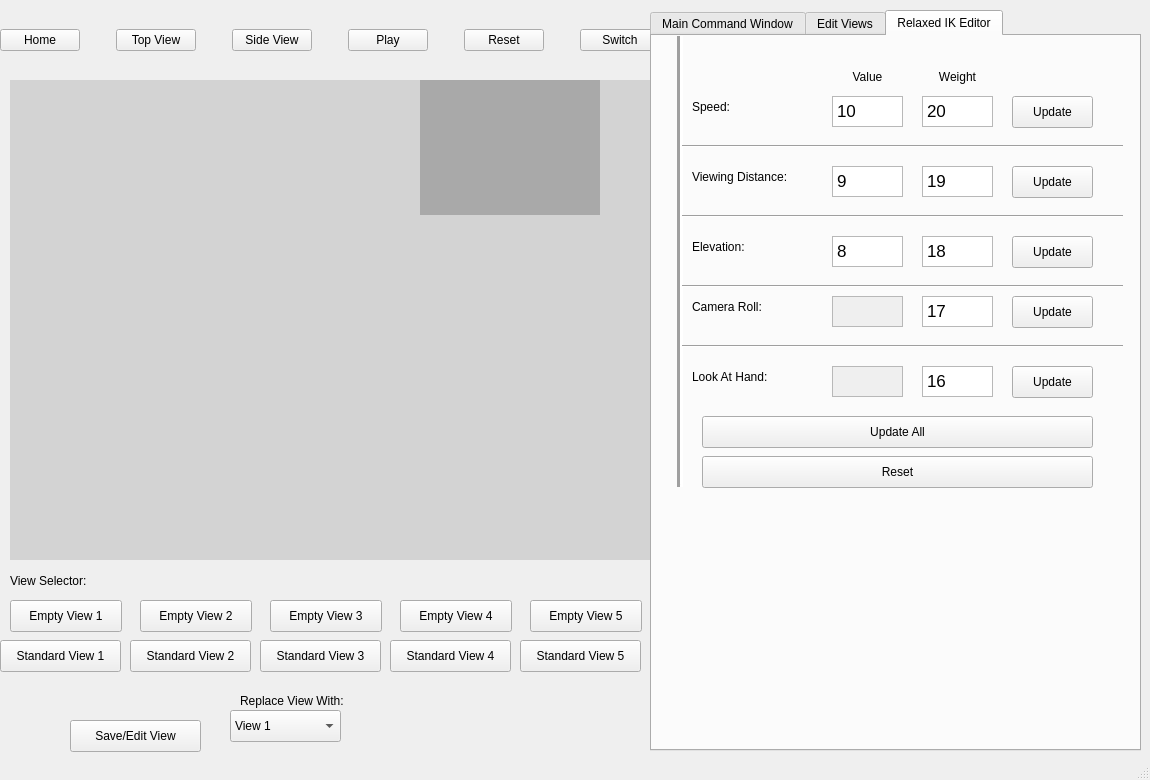
This is mainwindow.ui in swhiteinventor/CameraInterfaceV1 as Qt 5 draws it before an edit. The edited form follows.
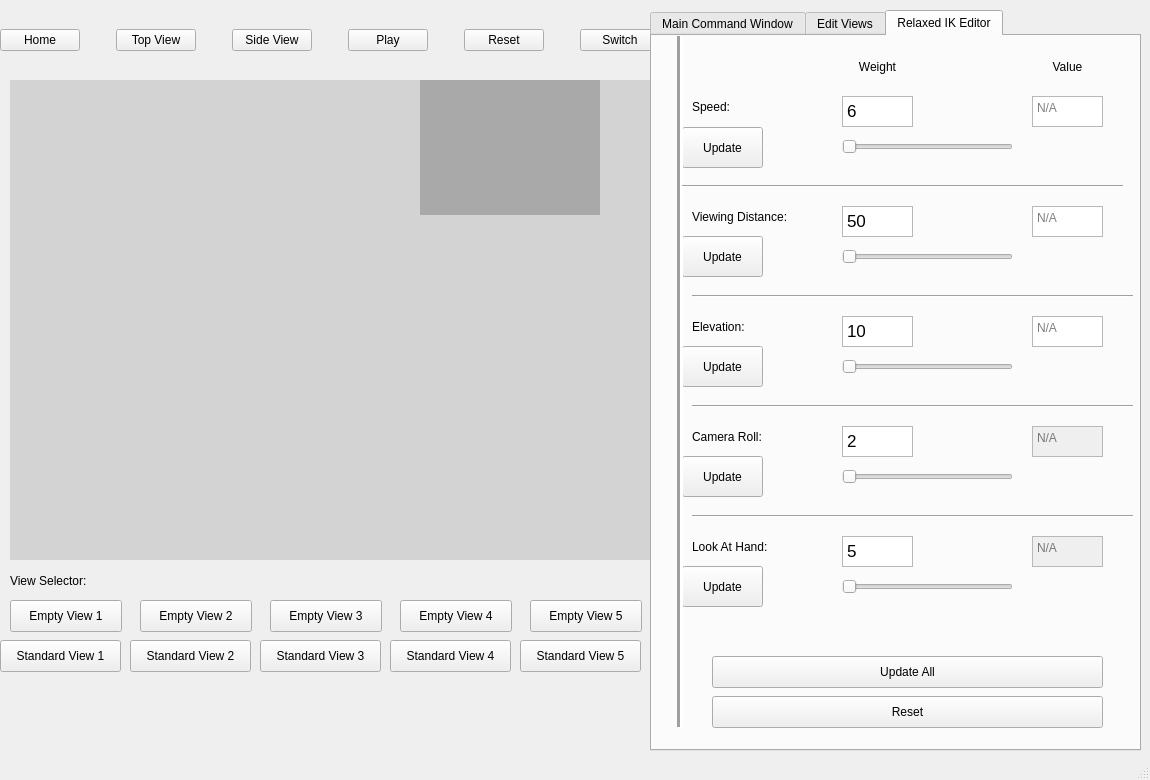
This is the edited form. The open tabs and pages were chosen to show the change. Custom widgets are drawn as their Qt base class.

Commit message: Pitch and Yaw switched, Sliders added to IK Tab

Diff of the .ui file:
```diff
--- a/mainwindow.ui
+++ b/mainwindow.ui
@@ -1539,7 +1539,7 @@
      <widget class="QTextEdit" name="SpeedVal_textEdit">
       <property name="geometry">
        <rect>
-        <x>180</x>
+        <x>380</x>
         <y>60</y>
         <width>71</width>
         <height>31</height>
@@ -1550,14 +1550,17 @@
 &lt;html&gt;&lt;head&gt;&lt;meta name=&quot;qrichtext&quot; content=&quot;1&quot; /&gt;&lt;style type=&quot;text/css&quot;&gt;
 p, li { white-space: pre-wrap; }
 &lt;/style&gt;&lt;/head&gt;&lt;body style=&quot; font-family:'.AppleSystemUIFont'; font-size:13pt; font-weight:400; font-style:normal;&quot;&gt;
-&lt;p style=&quot; margin-top:0px; margin-bottom:0px; margin-left:0px; margin-right:0px; -qt-block-indent:0; text-indent:0px;&quot;&gt;&lt;span style=&quot; font-family:'.AppleSystemUIFont';&quot;&gt;10&lt;/span&gt;&lt;/p&gt;&lt;/body&gt;&lt;/html&gt;</string>
+&lt;p style=&quot;-qt-paragraph-type:empty; margin-top:0px; margin-bottom:0px; margin-left:0px; margin-right:0px; -qt-block-indent:0; text-indent:0px; font-family:'.AppleSystemUIFont';&quot;&gt;&lt;br /&gt;&lt;/p&gt;&lt;/body&gt;&lt;/html&gt;</string>
+      </property>
+      <property name="placeholderText">
+       <string>N/A</string>
       </property>
      </widget>
      <widget class="QLabel" name="label_2">
       <property name="geometry">
        <rect>
-        <x>180</x>
-        <y>30</y>
+        <x>380</x>
+        <y>20</y>
         <width>71</width>
         <height>21</height>
        </rect>
@@ -1572,8 +1575,8 @@
      <widget class="QLabel" name="label_3">
       <property name="geometry">
        <rect>
-        <x>270</x>
-        <y>30</y>
+        <x>190</x>
+        <y>20</y>
         <width>71</width>
         <height>21</height>
        </rect>
@@ -1588,7 +1591,7 @@
      <widget class="QTextEdit" name="SpeedWeight_textEdit">
       <property name="geometry">
        <rect>
-        <x>270</x>
+        <x>190</x>
         <y>60</y>
         <width>71</width>
         <height>31</height>
@@ -1599,14 +1602,14 @@
 &lt;html&gt;&lt;head&gt;&lt;meta name=&quot;qrichtext&quot; content=&quot;1&quot; /&gt;&lt;style type=&quot;text/css&quot;&gt;
 p, li { white-space: pre-wrap; }
 &lt;/style&gt;&lt;/head&gt;&lt;body style=&quot; font-family:'.AppleSystemUIFont'; font-size:13pt; font-weight:400; font-style:normal;&quot;&gt;
-&lt;p style=&quot; margin-top:0px; margin-bottom:0px; margin-left:0px; margin-right:0px; -qt-block-indent:0; text-indent:0px;&quot;&gt;&lt;span style=&quot; font-family:'.AppleSystemUIFont';&quot;&gt;20&lt;/span&gt;&lt;/p&gt;&lt;/body&gt;&lt;/html&gt;</string>
+&lt;p style=&quot; margin-top:0px; margin-bottom:0px; margin-left:0px; margin-right:0px; -qt-block-indent:0; text-indent:0px;&quot;&gt;&lt;span style=&quot; font-family:'.AppleSystemUIFont';&quot;&gt;6&lt;/span&gt;&lt;/p&gt;&lt;/body&gt;&lt;/html&gt;</string>
       </property>
      </widget>
      <widget class="QPushButton" name="ResetVar_pushButton">
       <property name="geometry">
        <rect>
-        <x>50</x>
-        <y>420</y>
+        <x>60</x>
+        <y>660</y>
         <width>391</width>
         <height>32</height>
        </rect>
@@ -1618,10 +1621,10 @@
      <widget class="QPushButton" name="SpeedUpdate_pushButton">
       <property name="geometry">
        <rect>
-        <x>360</x>
-        <y>60</y>
+        <x>30</x>
+        <y>91</y>
         <width>81</width>
-        <height>32</height>
+        <height>41</height>
        </rect>
       </property>
       <property name="text">
@@ -1631,8 +1634,8 @@
      <widget class="QPushButton" name="UpdateAllVars_pushButton">
       <property name="geometry">
        <rect>
-        <x>50</x>
-        <y>380</y>
+        <x>60</x>
+        <y>620</y>
         <width>391</width>
         <height>32</height>
        </rect>
@@ -1645,7 +1648,7 @@
       <property name="geometry">
        <rect>
         <x>40</x>
-        <y>130</y>
+        <y>170</y>
         <width>111</width>
         <height>21</height>
        </rect>
@@ -1674,7 +1677,7 @@
       <property name="geometry">
        <rect>
         <x>40</x>
-        <y>200</y>
+        <y>280</y>
         <width>111</width>
         <height>21</height>
        </rect>
@@ -1690,7 +1693,7 @@
       <property name="geometry">
        <rect>
         <x>40</x>
-        <y>260</y>
+        <y>390</y>
         <width>111</width>
         <height>21</height>
        </rect>
@@ -1706,7 +1709,7 @@
       <property name="geometry">
        <rect>
         <x>40</x>
-        <y>330</y>
+        <y>500</y>
         <width>111</width>
         <height>21</height>
        </rect>
@@ -1721,8 +1724,8 @@
      <widget class="QTextEdit" name="ViewingVal_textEdit">
       <property name="geometry">
        <rect>
-        <x>180</x>
-        <y>130</y>
+        <x>380</x>
+        <y>170</y>
         <width>71</width>
         <height>31</height>
        </rect>
@@ -1732,14 +1735,17 @@
 &lt;html&gt;&lt;head&gt;&lt;meta name=&quot;qrichtext&quot; content=&quot;1&quot; /&gt;&lt;style type=&quot;text/css&quot;&gt;
 p, li { white-space: pre-wrap; }
 &lt;/style&gt;&lt;/head&gt;&lt;body style=&quot; font-family:'.AppleSystemUIFont'; font-size:13pt; font-weight:400; font-style:normal;&quot;&gt;
-&lt;p style=&quot; margin-top:0px; margin-bottom:0px; margin-left:0px; margin-right:0px; -qt-block-indent:0; text-indent:0px;&quot;&gt;&lt;span style=&quot; font-family:'.AppleSystemUIFont';&quot;&gt;9&lt;/span&gt;&lt;/p&gt;&lt;/body&gt;&lt;/html&gt;</string>
+&lt;p style=&quot;-qt-paragraph-type:empty; margin-top:0px; margin-bottom:0px; margin-left:0px; margin-right:0px; -qt-block-indent:0; text-indent:0px; font-family:'.AppleSystemUIFont';&quot;&gt;&lt;br /&gt;&lt;/p&gt;&lt;/body&gt;&lt;/html&gt;</string>
+      </property>
+      <property name="placeholderText">
+       <string>N/A</string>
       </property>
      </widget>
      <widget class="QTextEdit" name="ElevationVal_textEdit">
       <property name="geometry">
        <rect>
-        <x>180</x>
-        <y>200</y>
+        <x>380</x>
+        <y>280</y>
         <width>71</width>
         <height>31</height>
        </rect>
@@ -1749,7 +1755,10 @@
 &lt;html&gt;&lt;head&gt;&lt;meta name=&quot;qrichtext&quot; content=&quot;1&quot; /&gt;&lt;style type=&quot;text/css&quot;&gt;
 p, li { white-space: pre-wrap; }
 &lt;/style&gt;&lt;/head&gt;&lt;body style=&quot; font-family:'.AppleSystemUIFont'; font-size:13pt; font-weight:400; font-style:normal;&quot;&gt;
-&lt;p style=&quot; margin-top:0px; margin-bottom:0px; margin-left:0px; margin-right:0px; -qt-block-indent:0; text-indent:0px;&quot;&gt;&lt;span style=&quot; font-family:'.AppleSystemUIFont';&quot;&gt;8&lt;/span&gt;&lt;/p&gt;&lt;/body&gt;&lt;/html&gt;</string>
+&lt;p style=&quot;-qt-paragraph-type:empty; margin-top:0px; margin-bottom:0px; margin-left:0px; margin-right:0px; -qt-block-indent:0; text-indent:0px; font-family:'.AppleSystemUIFont';&quot;&gt;&lt;br /&gt;&lt;/p&gt;&lt;/body&gt;&lt;/html&gt;</string>
+      </property>
+      <property name="placeholderText">
+       <string>N/A</string>
       </property>
      </widget>
      <widget class="QTextEdit" name="RollVal_textEdit">
@@ -1758,8 +1767,8 @@
       </property>
       <property name="geometry">
        <rect>
-        <x>180</x>
-        <y>260</y>
+        <x>380</x>
+        <y>390</y>
         <width>71</width>
         <height>31</height>
        </rect>
@@ -1771,6 +1780,9 @@
 &lt;/style&gt;&lt;/head&gt;&lt;body style=&quot; font-family:'.AppleSystemUIFont'; font-size:13pt; font-weight:400; font-style:normal;&quot;&gt;
 &lt;p style=&quot;-qt-paragraph-type:empty; margin-top:0px; margin-bottom:0px; margin-left:0px; margin-right:0px; -qt-block-indent:0; text-indent:0px; font-family:'.AppleSystemUIFont';&quot;&gt;&lt;br /&gt;&lt;/p&gt;&lt;/body&gt;&lt;/html&gt;</string>
       </property>
+      <property name="placeholderText">
+       <string>N/A</string>
+      </property>
      </widget>
      <widget class="QTextEdit" name="HandVal_textEdit">
       <property name="enabled">
@@ -1778,8 +1790,8 @@
       </property>
       <property name="geometry">
        <rect>
-        <x>180</x>
-        <y>330</y>
+        <x>380</x>
+        <y>500</y>
         <width>71</width>
         <height>31</height>
        </rect>
@@ -1791,12 +1803,15 @@
 &lt;/style&gt;&lt;/head&gt;&lt;body style=&quot; font-family:'.AppleSystemUIFont'; font-size:13pt; font-weight:400; font-style:normal;&quot;&gt;
 &lt;p style=&quot;-qt-paragraph-type:empty; margin-top:0px; margin-bottom:0px; margin-left:0px; margin-right:0px; -qt-block-indent:0; text-indent:0px; font-family:'.AppleSystemUIFont';&quot;&gt;&lt;br /&gt;&lt;/p&gt;&lt;/body&gt;&lt;/html&gt;</string>
       </property>
+      <property name="placeholderText">
+       <string>N/A</string>
+      </property>
      </widget>
      <widget class="QTextEdit" name="ViewingWeight_textEdit">
       <property name="geometry">
        <rect>
-        <x>270</x>
-        <y>130</y>
+        <x>190</x>
+        <y>170</y>
         <width>71</width>
         <height>31</height>
        </rect>
@@ -1806,14 +1821,14 @@
 &lt;html&gt;&lt;head&gt;&lt;meta name=&quot;qrichtext&quot; content=&quot;1&quot; /&gt;&lt;style type=&quot;text/css&quot;&gt;
 p, li { white-space: pre-wrap; }
 &lt;/style&gt;&lt;/head&gt;&lt;body style=&quot; font-family:'.AppleSystemUIFont'; font-size:13pt; font-weight:400; font-style:normal;&quot;&gt;
-&lt;p style=&quot; margin-top:0px; margin-bottom:0px; margin-left:0px; margin-right:0px; -qt-block-indent:0; text-indent:0px;&quot;&gt;&lt;span style=&quot; font-family:'.AppleSystemUIFont';&quot;&gt;19&lt;/span&gt;&lt;/p&gt;&lt;/body&gt;&lt;/html&gt;</string>
+&lt;p style=&quot; margin-top:0px; margin-bottom:0px; margin-left:0px; margin-right:0px; -qt-block-indent:0; text-indent:0px;&quot;&gt;&lt;span style=&quot; font-family:'.AppleSystemUIFont';&quot;&gt;50&lt;/span&gt;&lt;/p&gt;&lt;/body&gt;&lt;/html&gt;</string>
       </property>
      </widget>
      <widget class="QTextEdit" name="ElevationWeight_textEdit">
       <property name="geometry">
        <rect>
-        <x>270</x>
-        <y>200</y>
+        <x>190</x>
+        <y>280</y>
         <width>71</width>
         <height>31</height>
        </rect>
@@ -1823,14 +1838,14 @@
 &lt;html&gt;&lt;head&gt;&lt;meta name=&quot;qrichtext&quot; content=&quot;1&quot; /&gt;&lt;style type=&quot;text/css&quot;&gt;
 p, li { white-space: pre-wrap; }
 &lt;/style&gt;&lt;/head&gt;&lt;body style=&quot; font-family:'.AppleSystemUIFont'; font-size:13pt; font-weight:400; font-style:normal;&quot;&gt;
-&lt;p style=&quot; margin-top:0px; margin-bottom:0px; margin-left:0px; margin-right:0px; -qt-block-indent:0; text-indent:0px;&quot;&gt;&lt;span style=&quot; font-family:'.AppleSystemUIFont';&quot;&gt;18&lt;/span&gt;&lt;/p&gt;&lt;/body&gt;&lt;/html&gt;</string>
+&lt;p style=&quot; margin-top:0px; margin-bottom:0px; margin-left:0px; margin-right:0px; -qt-block-indent:0; text-indent:0px;&quot;&gt;&lt;span style=&quot; font-family:'.AppleSystemUIFont';&quot;&gt;10&lt;/span&gt;&lt;/p&gt;&lt;/body&gt;&lt;/html&gt;</string>
       </property>
      </widget>
      <widget class="QTextEdit" name="RollWeight_textEdit">
       <property name="geometry">
        <rect>
-        <x>270</x>
-        <y>260</y>
+        <x>190</x>
+        <y>390</y>
         <width>71</width>
         <height>31</height>
        </rect>
@@ -1840,14 +1855,14 @@
 &lt;html&gt;&lt;head&gt;&lt;meta name=&quot;qrichtext&quot; content=&quot;1&quot; /&gt;&lt;style type=&quot;text/css&quot;&gt;
 p, li { white-space: pre-wrap; }
 &lt;/style&gt;&lt;/head&gt;&lt;body style=&quot; font-family:'.AppleSystemUIFont'; font-size:13pt; font-weight:400; font-style:normal;&quot;&gt;
-&lt;p style=&quot; margin-top:0px; margin-bottom:0px; margin-left:0px; margin-right:0px; -qt-block-indent:0; text-indent:0px;&quot;&gt;&lt;span style=&quot; font-family:'.AppleSystemUIFont';&quot;&gt;17&lt;/span&gt;&lt;/p&gt;&lt;/body&gt;&lt;/html&gt;</string>
+&lt;p style=&quot; margin-top:0px; margin-bottom:0px; margin-left:0px; margin-right:0px; -qt-block-indent:0; text-indent:0px;&quot;&gt;&lt;span style=&quot; font-family:'.AppleSystemUIFont';&quot;&gt;2&lt;/span&gt;&lt;/p&gt;&lt;/body&gt;&lt;/html&gt;</string>
       </property>
      </widget>
      <widget class="QTextEdit" name="HandWeight_textEdit">
       <property name="geometry">
        <rect>
-        <x>270</x>
-        <y>330</y>
+        <x>190</x>
+        <y>500</y>
         <width>71</width>
         <height>31</height>
        </rect>
@@ -1857,16 +1872,16 @@
 &lt;html&gt;&lt;head&gt;&lt;meta name=&quot;qrichtext&quot; content=&quot;1&quot; /&gt;&lt;style type=&quot;text/css&quot;&gt;
 p, li { white-space: pre-wrap; }
 &lt;/style&gt;&lt;/head&gt;&lt;body style=&quot; font-family:'.AppleSystemUIFont'; font-size:13pt; font-weight:400; font-style:normal;&quot;&gt;
-&lt;p style=&quot; margin-top:0px; margin-bottom:0px; margin-left:0px; margin-right:0px; -qt-block-indent:0; text-indent:0px;&quot;&gt;&lt;span style=&quot; font-family:'.AppleSystemUIFont';&quot;&gt;16&lt;/span&gt;&lt;/p&gt;&lt;/body&gt;&lt;/html&gt;</string>
+&lt;p style=&quot; margin-top:0px; margin-bottom:0px; margin-left:0px; margin-right:0px; -qt-block-indent:0; text-indent:0px;&quot;&gt;&lt;span style=&quot; font-family:'.AppleSystemUIFont';&quot;&gt;5&lt;/span&gt;&lt;/p&gt;&lt;/body&gt;&lt;/html&gt;</string>
       </property>
      </widget>
      <widget class="QPushButton" name="ViewingUpdate_pushButton">
       <property name="geometry">
        <rect>
-        <x>360</x>
-        <y>130</y>
+        <x>30</x>
+        <y>200</y>
         <width>81</width>
-        <height>32</height>
+        <height>41</height>
        </rect>
       </property>
       <property name="text">
@@ -1876,10 +1891,10 @@
      <widget class="QPushButton" name="ElecationUpdate_pushButton">
       <property name="geometry">
        <rect>
-        <x>360</x>
-        <y>200</y>
+        <x>30</x>
+        <y>310</y>
         <width>81</width>
-        <height>32</height>
+        <height>41</height>
        </rect>
       </property>
       <property name="text">
@@ -1889,10 +1904,10 @@
      <widget class="QPushButton" name="RollUpdate_pushButton">
       <property name="geometry">
        <rect>
-        <x>360</x>
-        <y>260</y>
+        <x>30</x>
+        <y>420</y>
         <width>81</width>
-        <height>32</height>
+        <height>41</height>
        </rect>
       </property>
       <property name="text">
@@ -1902,10 +1917,10 @@
      <widget class="QPushButton" name="HandUpdate_pushButton">
       <property name="geometry">
        <rect>
-        <x>360</x>
-        <y>330</y>
+        <x>30</x>
+        <y>530</y>
         <width>81</width>
-        <height>32</height>
+        <height>41</height>
        </rect>
       </property>
       <property name="text">
@@ -1918,7 +1933,7 @@
         <x>20</x>
         <y>-30</y>
         <width>16</width>
-        <height>481</height>
+        <height>721</height>
        </rect>
       </property>
       <property name="styleSheet">
@@ -1941,7 +1956,7 @@
       <property name="geometry">
        <rect>
         <x>30</x>
-        <y>100</y>
+        <y>140</y>
         <width>441</width>
         <height>20</height>
        </rect>
@@ -1956,8 +1971,8 @@
      <widget class="Line" name="line_7">
       <property name="geometry">
        <rect>
-        <x>30</x>
-        <y>170</y>
+        <x>40</x>
+        <y>250</y>
         <width>441</width>
         <height>20</height>
        </rect>
@@ -1972,8 +1987,8 @@
      <widget class="Line" name="line_8">
       <property name="geometry">
        <rect>
-        <x>30</x>
-        <y>240</y>
+        <x>40</x>
+        <y>360</y>
         <width>441</width>
         <height>20</height>
        </rect>
@@ -1988,8 +2003,8 @@
      <widget class="Line" name="line_9">
       <property name="geometry">
        <rect>
-        <x>30</x>
-        <y>300</y>
+        <x>40</x>
+        <y>470</y>
         <width>441</width>
         <height>20</height>
        </rect>
@@ -2001,6 +2016,71 @@
        <enum>Qt::Horizontal</enum>
       </property>
      </widget>
+     <widget class="QSlider" name="Speed_horizontalSlider">
+      <property name="geometry">
+       <rect>
+        <x>190</x>
+        <y>100</y>
+        <width>171</width>
+        <height>22</height>
+       </rect>
+      </property>
+      <property name="orientation">
+       <enum>Qt::Horizontal</enum>
+      </property>
+     </widget>
+     <widget class="QSlider" name="ViewingDistance_horizontalSlider">
+      <property name="geometry">
+       <rect>
+        <x>190</x>
+        <y>210</y>
+        <width>171</width>
+        <height>22</height>
+       </rect>
+      </property>
+      <property name="orientation">
+       <enum>Qt::Horizontal</enum>
+      </property>
+     </widget>
+     <widget class="QSlider" name="Elevation_horizontalSlider">
+      <property name="geometry">
+       <rect>
+        <x>190</x>
+        <y>320</y>
+        <width>171</width>
+        <height>22</height>
+       </rect>
+      </property>
+      <property name="orientation">
+       <enum>Qt::Horizontal</enum>
+      </property>
+     </widget>
+     <widget class="QSlider" name="CameraRoll_horizontalSlider">
+      <property name="geometry">
+       <rect>
+        <x>190</x>
+        <y>430</y>
+        <width>171</width>
+        <height>22</height>
+       </rect>
+      </property>
+      <property name="orientation">
+       <enum>Qt::Horizontal</enum>
+      </property>
+     </widget>
+     <widget class="QSlider" name="LookAtHand_horizontalSlider">
+      <property name="geometry">
+       <rect>
+        <x>190</x>
+        <y>540</y>
+        <width>171</width>
+        <height>22</height>
+       </rect>
+      </property>
+      <property name="orientation">
+       <enum>Qt::Horizontal</enum>
+      </property>
+     </widget>
     </widget>
    </widget>
    <widget class="QLabel" name="label_48">
@@ -2146,79 +2226,6 @@
      <string>Standard View 5</string>
     </property>
    </widget>
-   <widget class="QComboBox" name="view_comboBox">
-    <property name="geometry">
-     <rect>
-      <x>230</x>
-      <y>710</y>
-      <width>111</width>
-      <height>32</height>
-     </rect>
-    </property>
-    <item>
-     <property name="text">
-      <string>View 1</string>
-     </property>
-    </item>
-    <item>
-     <property name="text">
-      <string>View 2</string>
-     </property>
-    </item>
-    <item>
-     <property name="text">
-      <string>View 3</string>
-     </property>
-    </item>
-    <item>
-     <property name="text">
-      <string>View 4</string>
-     </property>
-    </item>
-    <item>
-     <property name="text">
-      <string>View 5</string>
-     </property>
-    </item>
-   </widget>
-   <widget class="QPushButton" name="SetPoint_SaveViewButton">
-    <property name="geometry">
-     <rect>
-      <x>70</x>
-      <y>720</y>
-      <width>131</width>
-      <height>32</height>
-     </rect>
-    </property>
-    <property name="sizePolicy">
-     <sizepolicy hsizetype="Maximum" vsizetype="Maximum">
-      <horstretch>0</horstretch>
-      <verstretch>0</verstretch>
-     </sizepolicy>
-    </property>
-    <property name="minimumSize">
-     <size>
-      <width>125</width>
-      <height>25</height>
-     </size>
-    </property>
-    <property name="text">
-     <string>Save/Edit View</string>
-    </property>
-   </widget>
-   <widget class="QLabel" name="label_50">
-    <property name="geometry">
-     <rect>
-      <x>240</x>
-      <y>690</y>
-      <width>121</width>
-      <height>21</height>
-     </rect>
-    </property>
-    <property name="text">
-     <string>Replace View With:</string>
-    </property>
-   </widget>
    <widget class="QTextEdit" name="NewX1">
     <property name="geometry">
      <rect>
```
Left out of the diff: 35 changed lines with no effect on the pictures. The commit also changes 2 other files.
